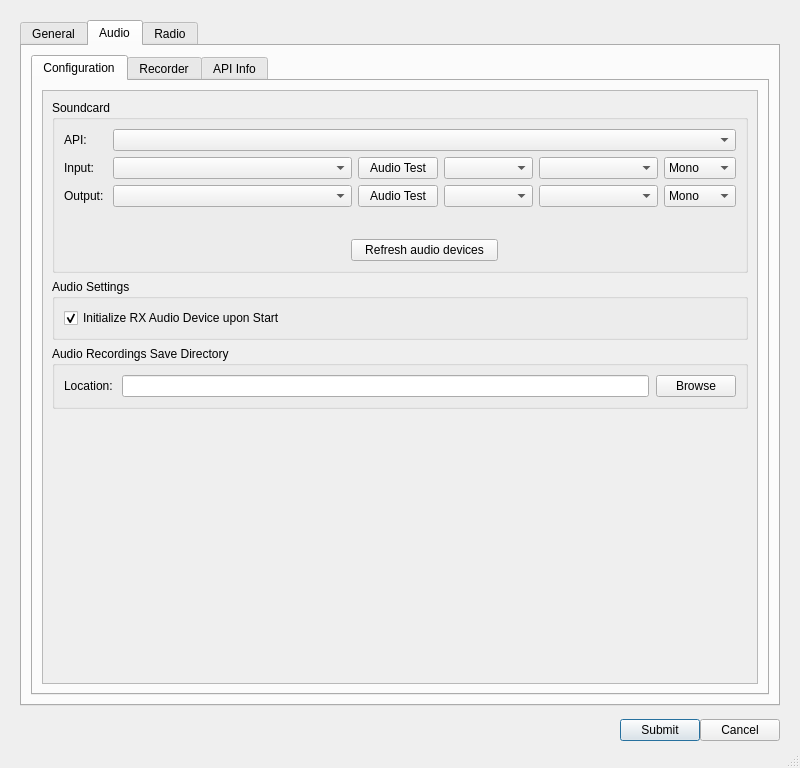
Qt form src/ui/dialogsettings.ui (GekkoFyre/small-world-deluxe) before a commit.
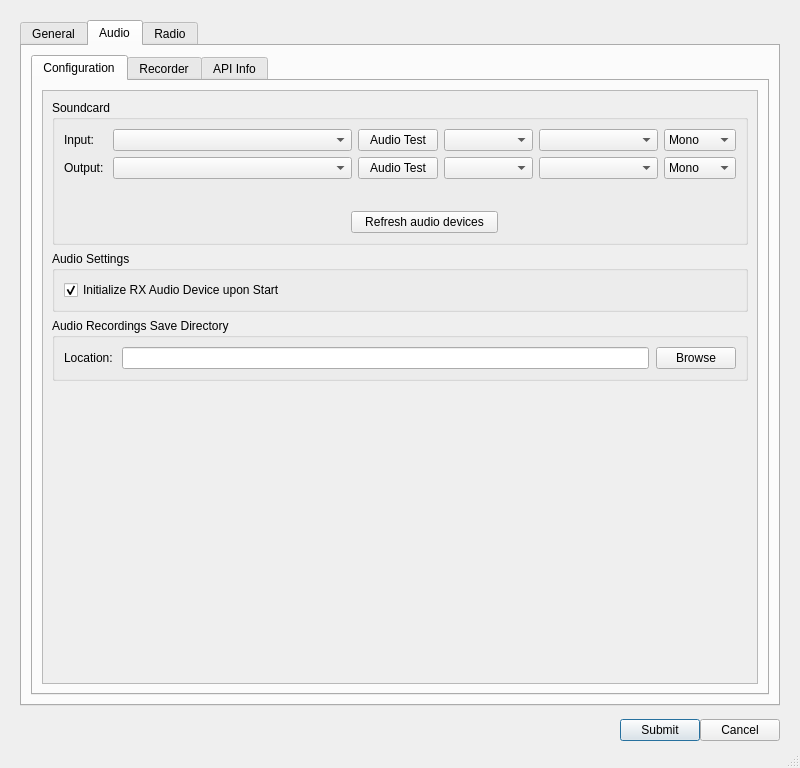
The same form after that commit. The open tabs and pages were chosen to show the change.

Commit message: * Further work to get the QAudioSystem subsystem working with Small World Deluxe and at least working correctly with the Settings Dialog.

```diff
--- a/src/ui/dialogsettings.ui
+++ b/src/ui/dialogsettings.ui
@@ -2011,33 +2011,13 @@
                           </property>
                           <layout class="QFormLayout" name="formLayout_3">
                            <item row="0" column="0">
-                            <widget class="QLabel" name="label_soundcard_api">
-                             <property name="text">
-                              <string>API: </string>
-                             </property>
-                            </widget>
-                           </item>
-                           <item row="0" column="1">
-                            <widget class="QComboBox" name="comboBox_soundcard_api">
-                             <property name="sizePolicy">
-                              <sizepolicy hsizetype="MinimumExpanding" vsizetype="Fixed">
-                               <horstretch>0</horstretch>
-                               <verstretch>0</verstretch>
-                              </sizepolicy>
-                             </property>
-                             <property name="toolTip">
-                              <string>The API through which Small World Deluxe interacts with via your operating system in order to communicate with any sound/multimedia devices.</string>
-                             </property>
-                            </widget>
-                           </item>
-                           <item row="1" column="0">
                             <widget class="QLabel" name="label_soundcard_input">
                              <property name="text">
                               <string>Input: </string>
                              </property>
                             </widget>
                            </item>
-                           <item row="1" column="1">
+                           <item row="0" column="1">
                             <widget class="QFrame" name="frame_input_sound">
                              <property name="sizePolicy">
                               <sizepolicy hsizetype="MinimumExpanding" vsizetype="Preferred">
@@ -2161,14 +2141,14 @@
                              </layout>
                             </widget>
                            </item>
-                           <item row="2" column="0">
+                           <item row="1" column="0">
                             <widget class="QLabel" name="label_soundcard_output">
                              <property name="text">
                               <string>Output: </string>
                              </property>
                             </widget>
                            </item>
-                           <item row="2" column="1">
+                           <item row="1" column="1">
                             <widget class="QFrame" name="frame_output_sound">
                              <property name="sizePolicy">
                               <sizepolicy hsizetype="MinimumExpanding" vsizetype="Preferred">
@@ -2289,7 +2269,7 @@
                              </layout>
                             </widget>
                            </item>
-                           <item row="3" column="0">
+                           <item row="2" column="0">
                             <spacer name="horizontalSpacer_3">
                              <property name="orientation">
                               <enum>Qt::Horizontal</enum>
@@ -2302,7 +2282,7 @@
                              </property>
                             </spacer>
                            </item>
-                           <item row="3" column="1">
+                           <item row="2" column="1">
                             <spacer name="horizontalSpacer_8">
                              <property name="orientation">
                               <enum>Qt::Horizontal</enum>
@@ -2315,7 +2295,7 @@
                              </property>
                             </spacer>
                            </item>
-                           <item row="4" column="1">
+                           <item row="3" column="1">
                             <widget class="QFrame" name="frame_audio_cache_button">
                              <property name="frameShape">
                               <enum>QFrame::NoFrame</enum>
```
Left out of the diff: 12 changed lines with no effect on the pictures. The commit also changes 6 other files.
